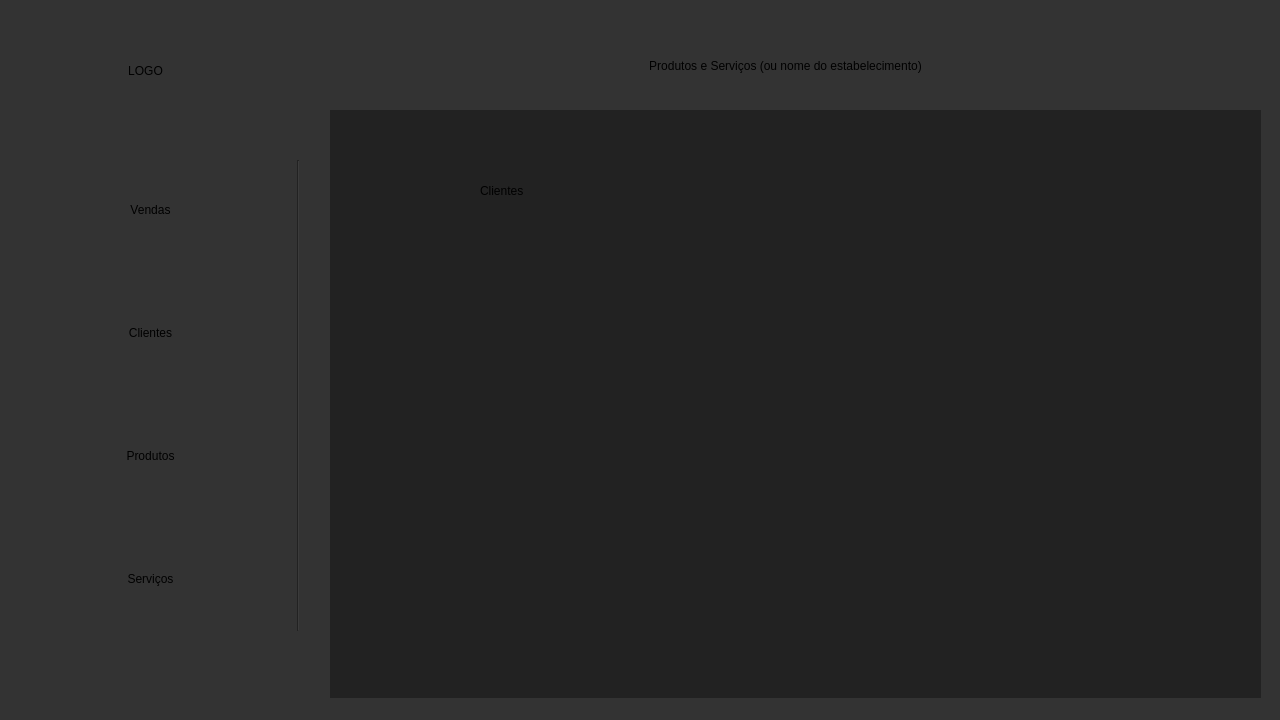
Old version of the form ui/servicos_prototipo.ui in the repository Patricio-python/software-de-vendas.
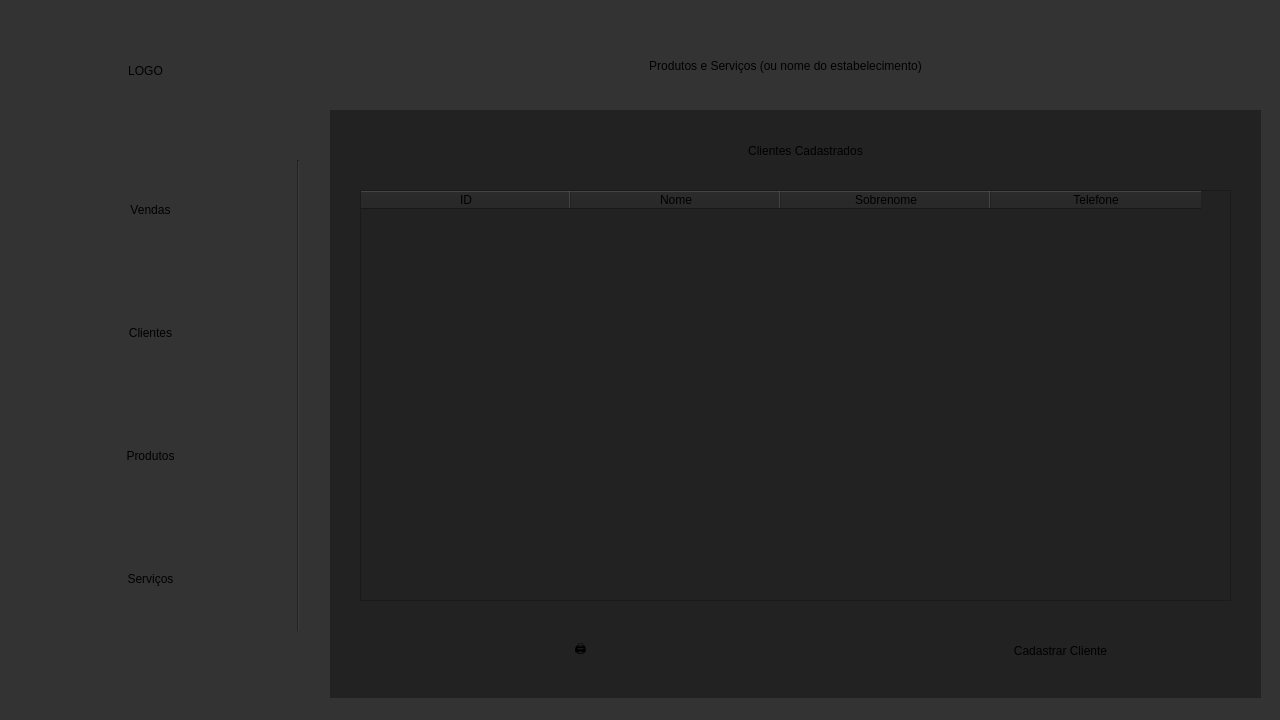
New version of the form. The open tabs and pages were chosen to show the change.

Commit message:
Adicionada nova Aba
Inserido aba de Clientes Cadastrados

What changed in the file:
```diff
--- a/ui/servicos_prototipo.ui
+++ b/ui/servicos_prototipo.ui
@@ -599,12 +599,83 @@
      </widget>
     </widget>
     <widget class="QWidget" name="page_2">
+     <widget class="QTableWidget" name="tableWidget_5">
+      <property name="geometry">
+       <rect>
+        <x>30</x>
+        <y>80</y>
+        <width>871</width>
+        <height>411</height>
+       </rect>
+      </property>
+      <attribute name="horizontalHeaderDefaultSectionSize">
+       <number>210</number>
+      </attribute>
+      <column>
+       <property name="text">
+        <string>ID</string>
+       </property>
+      </column>
+      <column>
+       <property name="text">
+        <string>Nome</string>
+       </property>
+      </column>
+      <column>
+       <property name="text">
+        <string>Sobrenome</string>
+       </property>
+      </column>
+      <column>
+       <property name="text">
+        <string>Telefone</string>
+       </property>
+      </column>
+     </widget>
+     <widget class="QPushButton" name="pushButton_9">
+      <property name="geometry">
+       <rect>
+        <x>160</x>
+        <y>510</y>
+        <width>181</width>
+        <height>61</height>
+       </rect>
+      </property>
+      <property name="styleSheet">
+       <string notr="true">background-color:&quot;Goldenrod&quot;;
+font: 30pt &quot;Arial&quot;;
+height: 75px;
+border-radius: 10px;</string>
+      </property>
+      <property name="text">
+       <string>🖨️</string>
+      </property>
+     </widget>
+     <widget class="QPushButton" name="pushButton_10">
+      <property name="geometry">
+       <rect>
+        <x>640</x>
+        <y>510</y>
+        <width>181</width>
+        <height>61</height>
+       </rect>
+      </property>
+      <property name="styleSheet">
+       <string notr="true">background-color:&quot;Goldenrod&quot;;
+font: 15pt &quot;Arial&quot;;
+height: 75px;
+border-radius: 10px;</string>
+      </property>
+      <property name="text">
+       <string>Cadastrar Cliente</string>
+      </property>
+     </widget>
      <widget class="QLabel" name="label_4">
       <property name="geometry">
        <rect>
-        <x>150</x>
-        <y>50</y>
-        <width>251</width>
+        <x>90</x>
+        <y>10</y>
+        <width>771</width>
         <height>61</height>
        </rect>
       </property>
@@ -615,7 +686,31 @@
 border-radius: 10px;</string>
       </property>
       <property name="text">
-       <string>Clientes</string>
+       <string>Clientes Cadastrados</string>
+      </property>
+      <property name="alignment">
+       <set>Qt::AlignCenter</set>
+      </property>
+     </widget>
+    </widget>
+    <widget class="QWidget" name="page_5">
+     <widget class="QLabel" name="label_12">
+      <property name="geometry">
+       <rect>
+        <x>390</x>
+        <y>80</y>
+        <width>351</width>
+        <height>71</height>
+       </rect>
+      </property>
+      <property name="styleSheet">
+       <string notr="true">background-color:&quot;Goldenrod&quot;;
+font: 30pt &quot;Arial&quot;;
+height: 75px;
+border-radius: 10px;</string>
+      </property>
+      <property name="text">
+       <string>Cadastro de clientes</string>
       </property>
      </widget>
     </widget>
```
Left out of the diff: 92 changed lines with no effect on the pictures.
